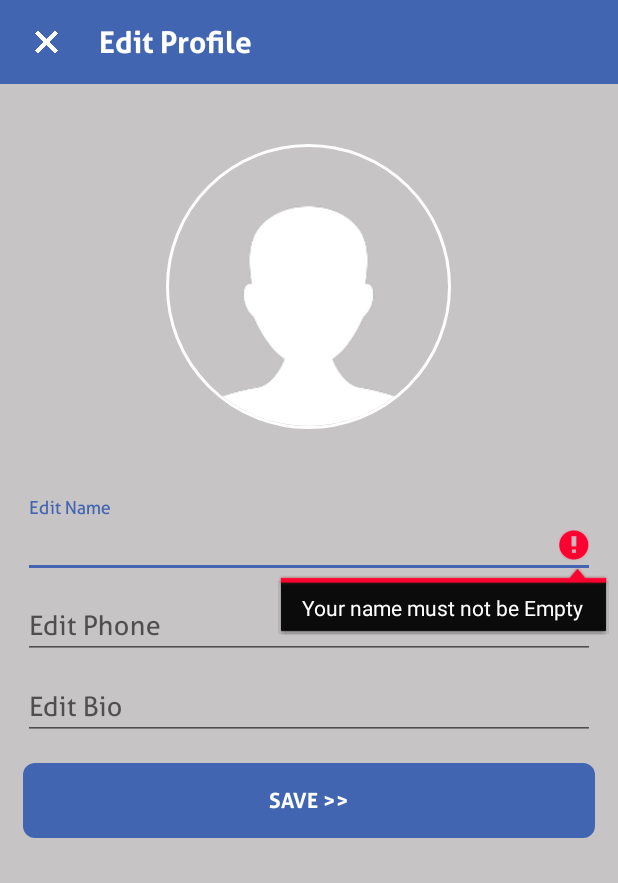
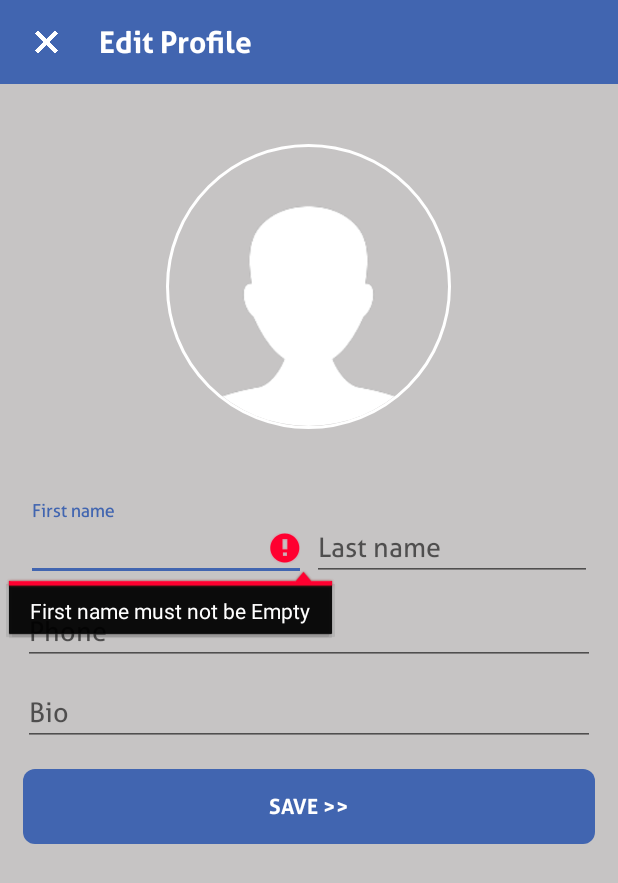
Before and after one commit to DevJSW/Ujuzy, an Android app: the EditProfileActivity screen opened directly, with no data from a screen before it, after a tap on "SAVE >>", on a phone screen of 412 x 824 dp. Shown: the top 883 px of the screen. Run offline under Robolectric (Android 15) with nearby library versions, the phone set to English and light mode, and no system bars; our stand-ins replace CircleImageView, Volley; libraries missing offline, so code that uses them is left out: com.theartofdev.edmodo, io.realm, org.jboss.aerogear; pictures from the network do not load; 2 statements that could not run were skipped.

Commit message:
commiting final edit profile functionality

```diff
--- a/app/src/main/java/com/ujuzy/ujuzy/ujuzy/Activities/EditProfileActivity.java
+++ b/app/src/main/java/com/ujuzy/ujuzy/ujuzy/Activities/EditProfileActivity.java
@@ -42,15 +42,17 @@ import io.realm.RealmChangeListener;
 
 public class EditProfileActivity extends AppCompatActivity {
 
-    String name = "";
+    String firstName = "";
+    String lastName = "";
     String phone = "";
+    String bio = "";
     private Realm realm;
     private RealmChangeListener realmChangeListener;
     private ImageView editPhoto, back;
     private Uri resultUri = null;
     private Uri mImageUri = null;
     private static int GALLERY_REQUEST =1;
-    private EditText phoneInput, nameInput, bioInput;
+    private EditText phoneInput, firstNameInput, lastNameInput, bioInput;
     private Button saveBtn;
     private RequestQueue requestQueue;
 
@@ -65,11 +67,15 @@ public class EditProfileActivity extends AppCompatActivity {
 
     private void initSaveEdit()
     {
-        name = nameInput.getText().toString();
+        firstName = firstNameInput.getText().toString();
+        lastName = lastNameInput.getText().toString();
         phone = phoneInput.getText().toString();
+        bio = bioInput.getText().toString();
 
-        if (TextUtils.isEmpty(name)) {
-            nameInput.setError("Your name must not be Empty");
+        if (TextUtils.isEmpty(firstName)) {
+            firstNameInput.setError("First name must not be Empty");
+        } else if (TextUtils.isEmpty(lastName)){
+            lastNameInput.setError("Last name must not be Empty!");
         } else if (TextUtils.isEmpty(phone)){
             phoneInput.setError("Your phone must not be Empty!");
         } else {
@@ -102,8 +108,10 @@ public class EditProfileActivity extends AppCompatActivity {
                         //initRetrofit();
 
                         Map<String, String> params= new HashMap<String, String>();
-                        params.put("name",name);
+                        params.put("first_name",firstName);
+                        params.put("last_name",lastName);
                         params.put("phone_number",phone);
+                        params.put("bio",bio);
 
                         JsonObjectRequest jsonObjReq = new JsonObjectRequest(Request.Method.POST,
                                 Constants.HTTP.EDIT_ACCOUNT_JSON_URL, new JSONObject(params),
@@ -166,7 +174,8 @@ public class EditProfileActivity extends AppCompatActivity {
     private void initEditInputs()
     {
         phoneInput = (EditText) findViewById(R.id.editPhone);
-        nameInput = (EditText) findViewById(R.id.editName);
+        firstNameInput = (EditText) findViewById(R.id.editFirstName);
+        lastNameInput = (EditText) findViewById(R.id.editLastName);
         bioInput = (EditText) findViewById(R.id.editBio);
 
         realm = Realm.getDefaultInstance();
@@ -174,7 +183,9 @@ public class EditProfileActivity extends AppCompatActivity {
         if (realmUser != null)
         {
             if (realmUser.getFirstname() != null)
-                nameInput.setText(realmUser.getFirstname() + " " + realmUser.getLastname());
+                firstNameInput.setText(realmUser.getFirstname());
+            if (realmUser.getLastname() != null)
+                lastNameInput.setText(realmUser.getLastname());
             if (realmUser.getPhone() != null)
                 phoneInput.setText(realmUser.getPhone());
             if (realmUser.getBio() != null)
--- a/app/src/main/java/com/ujuzy/ujuzy/ujuzy/model/Constants.java
+++ b/app/src/main/java/com/ujuzy/ujuzy/ujuzy/model/Constants.java
@@ -15,7 +15,7 @@ public class Constants
         public static final String SERVICES_SEARCH = "https://api.ujuzy.com/services/search";
         public static final String REQUEST_SERVICE_JSON_URL = "https://api.ujuzy.com/requests/services";
         public static final String UPGRADE_PROFILE_JSON_URL = "https://api.ujuzy.com/users/change-role";
-        public static final String EDIT_ACCOUNT_JSON_URL = "https://api.ujuzy.com/users/edit";
+        public static final String EDIT_ACCOUNT_JSON_URL = "https://api.ujuzy.com/users";
         public static final String USER_SERVICES_JSON_URL = "https://api.ujuzy.com/users/my-services";
         public static final String USER_REQUESTS_SERVICES_JSON_URL = "https://api.ujuzy.com/requests";
         public static final String USER_JOB_REQUESTS_SERVICES_JSON_URL = "https://api.ujuzy.com/requests/my-jobs";
--- a/app/src/main/res/layout/activity_edit_profile.xml
+++ b/app/src/main/res/layout/activity_edit_profile.xml
@@ -13,6 +13,15 @@
         android:layout_height="?attr/actionBarSize"
         android:background="?attr/colorPrimary" />
 
+    <ScrollView
+        android:layout_width="match_parent"
+        android:layout_height="wrap_content">
+
+        <LinearLayout
+            android:layout_width="match_parent"
+            android:layout_height="wrap_content"
+            android:orientation="vertical">
+
             <de.hdodenhof.circleimageview.CircleImageView
                 android:layout_width="190dp"
                 android:layout_height="190dp"
@@ -23,20 +32,28 @@
                 app:civ_border_color="@color/white"
                 app:civ_border_width="2dp"/>
 
+            <LinearLayout
+                android:layout_width="match_parent"
+                android:layout_height="wrap_content"
+                android:orientation="horizontal"
+                android:layout_marginRight="15dp"
+                android:layout_marginLeft="15dp"
+                android:layout_marginTop="15dp"
+                android:weightSum="2">
 
                 <android.support.design.widget.TextInputLayout
                     android:layout_width="match_parent"
                     android:layout_height="wrap_content"
-        android:layout_marginRight="15dp"
-        android:layout_marginLeft="15dp"
-        android:layout_marginTop="15dp">
+                    android:layout_margin="2dp"
+                    android:layout_weight="1"
+                    >
 
                     <com.ujuzy.ujuzy.ujuzy.CustomData.AllerEditText
-            android:id="@+id/editName"
+                        android:id="@+id/editFirstName"
                         android:layout_width="match_parent"
                         android:layout_height="wrap_content"
                         android:focusableInTouchMode="true"
-            android:hint="Edit Name"
+                        android:hint="First name"
                         android:imeOptions="actionUnspecified"
                         android:maxLines="1"
                         android:singleLine="true"
@@ -44,6 +61,30 @@
                         android:textColor="#121111" />
 
                 </android.support.design.widget.TextInputLayout>
+
+                <android.support.design.widget.TextInputLayout
+                    android:layout_width="match_parent"
+                    android:layout_height="wrap_content"
+                    android:layout_margin="2dp"
+                    android:layout_weight="1"
+                    >
+
+                    <com.ujuzy.ujuzy.ujuzy.CustomData.AllerEditText
+                        android:id="@+id/editLastName"
+                        android:layout_width="match_parent"
+                        android:layout_height="wrap_content"
+                        android:focusableInTouchMode="true"
+                        android:hint="Last name"
+                        android:imeOptions="actionUnspecified"
+                        android:maxLines="1"
+                        android:singleLine="true"
+                        android:textColorHint="#121111"
+                        android:textColor="#121111" />
+
+                </android.support.design.widget.TextInputLayout>
+
+            </LinearLayout>
+
 
             <android.support.design.widget.TextInputLayout
                 android:layout_width="match_parent"
@@ -56,7 +97,7 @@
                     android:layout_width="match_parent"
                     android:layout_height="wrap_content"
                     android:focusableInTouchMode="true"
-            android:hint="Edit Phone"
+                    android:hint="Phone"
                     android:imeOptions="actionUnspecified"
                     android:maxLines="1"
                     android:singleLine="true"
@@ -76,9 +117,9 @@
                     android:layout_width="match_parent"
                     android:layout_height="wrap_content"
                     android:focusableInTouchMode="true"
-            android:hint="Edit Bio"
+                    android:hint="Bio"
                     android:imeOptions="actionUnspecified"
-            android:maxLines="4"
+                    android:maxLines="6"
                     android:singleLine="true"
                     android:textColorHint="#121111"
                     android:textColor="#121111" />
@@ -96,3 +137,7 @@
                 android:background="@drawable/button_bg"/>
 
         </LinearLayout>
+    </ScrollView>
+
+
+</LinearLayout>
```
Also changed, not shown: app/src/main/java/com/ujuzy/ujuzy/ujuzy/Activities/MapsActivity.java (+44 -58 lines), app/src/main/res/layout/phone_dialog.xml (added, +114 -0 lines). Lines whose indentation alone changed are shown as unchanged.
